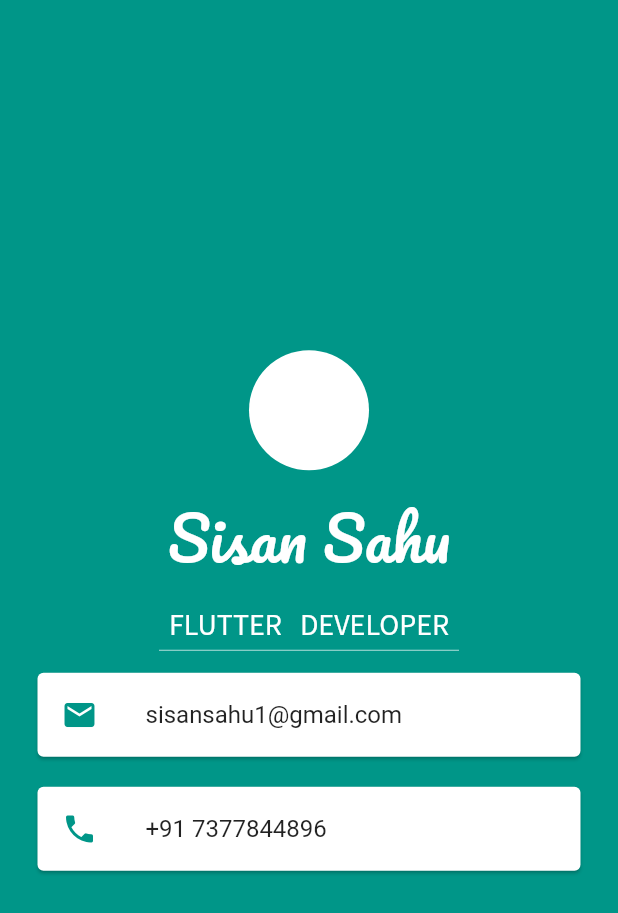
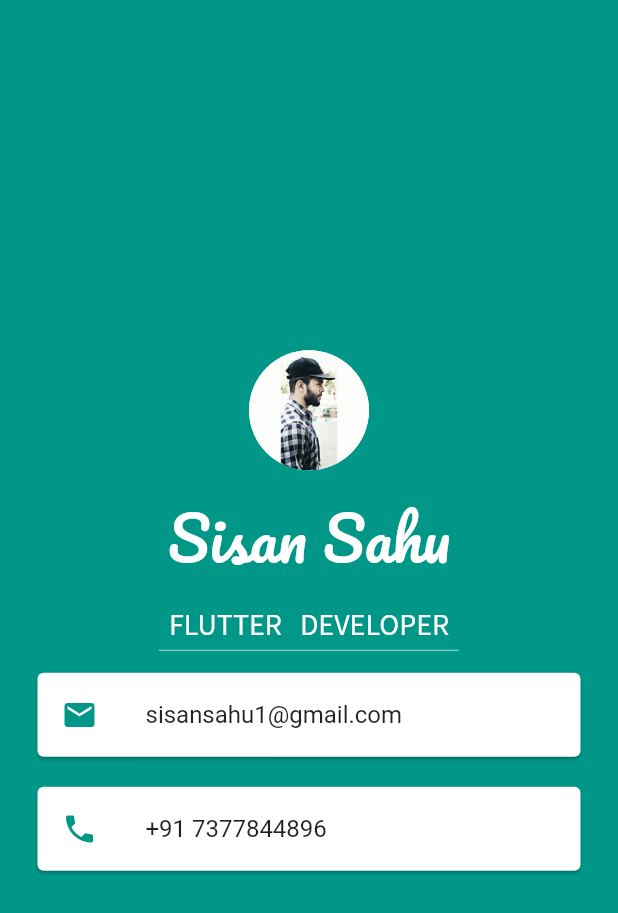
Before and after one commit to sisansahu1/my_card, a Flutter app: the screen it shows after launch, on a phone screen of 412 x 824 dp. Shown: the top 913 px of the screen. Run offline on Flutter 3.47's test engine with Material 2 defaults, Android fonts, the phone set to English and light mode, and no system bars.

```diff
--- a/lib/main.dart
+++ b/lib/main.dart
@@ -18,6 +18,7 @@ class MyApp extends StatelessWidget {
               children: <Widget>[
                 CircleAvatar(
                   radius: 40,
+                  backgroundImage: AssetImage('assets/Sisan.jpg'),
                   backgroundColor: Colors.white,
                 ),
                 SizedBox(height: 10),
--- a/pubspec.yaml
+++ b/pubspec.yaml
@@ -35,8 +35,8 @@ flutter:
   uses-material-design: true
 
   # To add assets to your application, add an assets section, like this:
-  # assets:
-  #   - images/a_dot_burr.jpeg
+  assets:
+    - assets/
   #   - images/a_dot_ham.jpeg
 
   # An image asset can refer to one or more resolution-specific "variants", see
```
Also changed, not shown: assets/Sisan.jpg (added).
